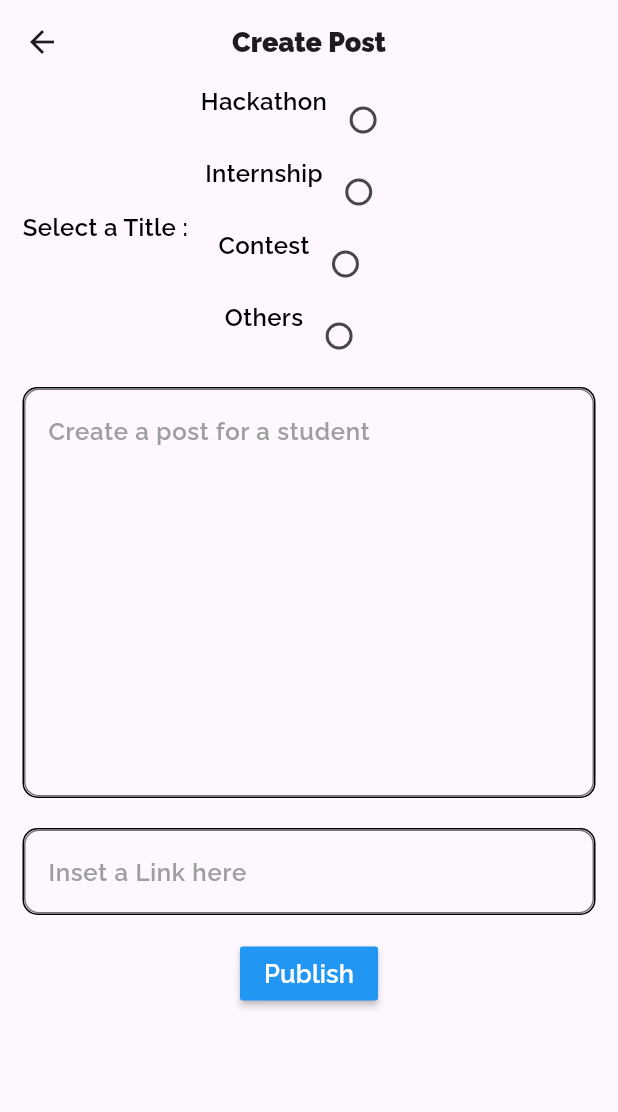
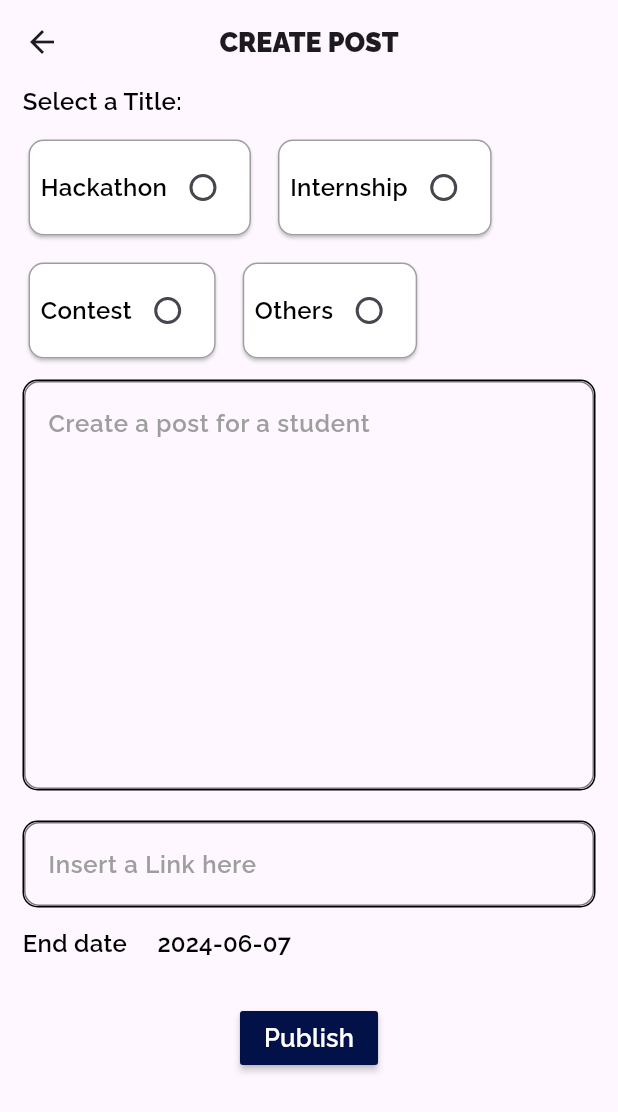
Before and after one commit to MuthuvelA/UniVerse, a Flutter app: the StaffDashboardView screen opened by its route, in the side drawer, after a tap on "Create post", on a phone screen of 412 x 824 dp. Shown: the top 1112 px of the screen. Run offline on Flutter 3.47's test engine with Material 3 defaults, Android fonts, the phone set to English and light mode, and no system bars; our stand-ins replace flutter_dotenv; missing offline and left inert: dart:html, encrypt; network calls fail.

Commit message:
Added student registration and post and serivice added (flag1)

```diff
--- a/lib/component/utils/credentials.dart
+++ b/lib/component/utils/credentials.dart
@@ -8,7 +8,7 @@ class userCredentials{
   static dynamic _pass;
   static dynamic _user_type;
   static final dynamic _key = dotenv.env['key'];
-  static String IP = 'http://172.17.17.82:3002';
+  static String IP = 'http://172.17.9.103:3002';
 
   static void set_user(dynamic newuser){
     _user = newuser;
--- a/lib/component/view/create_post_view.dart
+++ b/lib/component/view/create_post_view.dart
@@ -7,18 +7,9 @@ class CreatePostView extends StatefulWidget {
 
   @override
   State<CreatePostView> createState() => _CreatePostViewState();
-
 }
 
 class _CreatePostViewState extends State<CreatePostView> {
-  // late QuillController _controller;
-  // late QuillToolbar _toolbar;
-  // @override
-  // void initState(){
-  //   super.initState();
-  //   _controller = QuillController.basic();
-  //   _toolbar = QuillToolbar.bas
-  // }
   List<String> personalizedCheckbox = [
     "CCE",
     "CSE",
@@ -28,6 +19,7 @@ class _CreatePostViewState extends State<CreatePostView> {
     "student",
     "staff"
   ];
+  DateTime _selectedDate = DateTime.now();
   List<String> title = [
     "Hackathon",
     "Internship",
@@ -35,72 +27,79 @@ class _CreatePostViewState extends State<CreatePostView> {
     "Others"
   ];
   String selectedValue = "";
-  Map<String,dynamic> finalReport = {};
+  Map<String, dynamic> finalReport = {};
   List<String> finalPersonalizedList = [];
   late List<bool> checkboxController;
+  TextEditingController createPostController = TextEditingController();
+  TextEditingController linkController = TextEditingController();
 
   @override
-  void initState(){
+  void initState() {
     super.initState();
     checkboxController = List.filled(personalizedCheckbox.length, false);
   }
+
   @override
   Widget build(BuildContext context) {
     return Scaffold(
       appBar: AppBar(
-        title: const Text("Create Post",style: TextStyle(fontFamily: "Raleway",fontSize: 18),),
+        title: const Text(
+          "CREATE POST",
+          style: TextStyle(fontFamily: "Raleway", fontSize: 18),
+        ),
         centerTitle: true,
       ),
       body: SingleChildScrollView(
         scrollDirection: Axis.vertical,
-          child: bodyPartForPost()),
+        child: bodyPartForPost(),
+      ),
     );
   }
-  Widget bodyPartForPost(){
-    TextEditingController createPostController = TextEditingController();
-    TextEditingController linkController = TextEditingController();
+
+  Widget bodyPartForPost() {
     return Padding(
-      padding: const EdgeInsets.only(left: 15,right: 15),
+      padding: const EdgeInsets.only(left: 15, right: 15),
       child: Column(
         crossAxisAlignment: CrossAxisAlignment.start,
         children: [
-          // Container(
-          //   decoration: BoxDecoration(
-          //     borderRadius: BorderRadius.circular(10),
-          //     border: Border.all(color: Colors.black)
-          //   ),
-          //   child: TextFormField(
-          //     decoration: InputDecoration(
-          //       hintText: "Enter the title...",
-          //       hintStyle: const TextStyle(fontFamily: "Raleway-SemiBold",fontSize: 16,color: Colors.grey),
-          //       border: OutlineInputBorder(
-          //         borderRadius: BorderRadius.circular(10),
-          //       )
-          //     ),
-          //      controller: tittleController,
-          //   ),
-          // ),
-          Row(
-            children: [
-              Text(
-                  "Select a Title :  ",
+          const Text(
+            "Select a Title:",
             style: TextStyle(
               fontFamily: "Raleway-SemiBold",
               fontSize: 16,
-                  color: Colors.black
+              color: Colors.black,
             ),
           ),
-              Column(
+          const SizedBox(height: 10),
+          Wrap(
+            spacing: 10.0,
+            runSpacing: 10.0,
             children: List.generate(title.length, (index) {
-                  return Row(
-                    crossAxisAlignment: CrossAxisAlignment.start,
-                    children :[
+              return GestureDetector(
+                onTap: () {
+                  setState(() {
+                    selectedValue = title[index];
+                  });
+                },
+                child: Card(
+                  color: selectedValue == title[index] ? const Color(0xFF031149) : Colors.white,
+                  shape: RoundedRectangleBorder(
+                    borderRadius: BorderRadius.circular(10),
+                    side: BorderSide(
+                      color: selectedValue == title[index] ? const Color(0xFF031149) : Colors.grey,
+                    ),
+                  ),
+                  child: Padding(
+                    padding: const EdgeInsets.all(8.0),
+                    child: Row(
+                      mainAxisSize: MainAxisSize.min,
+                      children: [
                         Text(
-                        "${title[index]}",
+                          title[index],
                           style: TextStyle(
                             fontFamily: "Raleway-SemiBold",
                             fontSize: 16,
-                        color: Colors.black
+                            color: selectedValue == title[index] ? Colors.white : Colors.black,
                           ),
                         ),
                         Radio(
@@ -110,95 +109,132 @@ class _CreatePostViewState extends State<CreatePostView> {
                             setState(() {
                               selectedValue = value!;
                             });
-                          print("Selected radio value : $selectedValue");
-                        }
+                            print("Selected radio value: $selectedValue");
+                          },
+                          activeColor: Colors.white,
                         ),
-                    ]
+                      ],
+                    ),
+                  ),
+                ),
               );
             }),
-              ),
-            ],
           ),
           const Padding(padding: EdgeInsets.only(top: 10)),
           Container(
             decoration: BoxDecoration(
               borderRadius: BorderRadius.circular(10),
-              border: Border.all(color: Colors.black)
+              border: Border.all(color: Colors.black),
             ),
             child: TextFormField(
               decoration: InputDecoration(
                 hintText: "Create a post for a student",
-                hintStyle: const TextStyle(fontFamily: "Raleway-SemiBold",fontSize: 16,color: Colors.grey),
+                hintStyle: const TextStyle(
+                  fontFamily: "Raleway-SemiBold",
+                  fontSize: 16,
+                  color: Colors.grey,
+                ),
                 border: OutlineInputBorder(
                   borderRadius: BorderRadius.circular(10),
-                )
+                ),
               ),
               maxLines: 10,
               controller: createPostController,
             ),
           ),
-          SizedBox(height: 20,),
+          const SizedBox(height: 20),
           Container(
             decoration: BoxDecoration(
               borderRadius: BorderRadius.circular(10),
-                border: Border.all(color: Colors.black)
+              border: Border.all(color: Colors.black),
             ),
             child: TextFormField(
               decoration: InputDecoration(
-                  hintText: "Inset a Link here",
-                  hintStyle: const TextStyle(fontFamily: "Raleway-SemiBold",fontSize: 16,color: Colors.grey),
+                hintText: "Insert a Link here",
+                hintStyle: const TextStyle(
+                  fontFamily: "Raleway-SemiBold",
+                  fontSize: 16,
+                  color: Colors.grey,
+                ),
                 border: OutlineInputBorder(
                   borderRadius: BorderRadius.circular(10),
-                  )
+                ),
               ),
               controller: linkController,
             ),
           ),
-          Padding(padding: EdgeInsets.only(top: 15)),
-          // Text("Personalize Your Post",style: TextStyle(fontFamily: "Raleway",fontSize: 17),),
-          // Column(
-          //   children: List.generate(personalizedCheckbox.length, (index) {
-          //     return Row(
-          //       mainAxisAlignment: MainAxisAlignment.spaceBetween,
-          //       children: [
-          //         Text("${personalizedCheckbox[index]}",style: TextStyle(fontFamily: "Raleway-SemiBold",fontSize: 16,color: Colors.black),),
-          //         Checkbox(
-          //           value: checkboxController[index],
-          //           onChanged: (value) {
-          //             setState(() {
-          //               checkboxController[index] = value!;
-          //               if(checkboxController[index]){
-          //                 finalPersonalizedList.add(personalizedCheckbox[index]);
-          //               }
-          //             });
-          //           },
-          //         ),
-          //       ],
-          //     );
-          //   }),
-          // ),
-
+          Row(
+            children: [
+              const Text(
+                "End date ",
+                style: TextStyle(
+                  fontFamily: "Raleway-SemiBold",
+                  fontSize: 16,
+                  color: Colors.black,
+                ),
+              ),
+              MaterialButton(
+                onPressed: () {
+                  _selectDate(context);
+                  print(_selectedDate.toString());
+                },
+                child: Text(
+                  "${_selectedDate.toLocal()}".split(' ')[0],
+                  style: const TextStyle(
+                    fontFamily: "Raleway-SemiBold",
+                    fontSize: 16,
+                    color: Colors.black,
+                  ),
+                ),
+              )
+            ],
+          ),
+          const Padding(padding: EdgeInsets.only(top: 15)),
           Center(
-            child: MaterialButton(onPressed: () async{
+            child: MaterialButton(
+              onPressed: () async {
                 finalReport = {
-                "title" : selectedValue,
-                "post" : createPostController.text,
+                  "title": selectedValue,
+                  "post": createPostController.text,
                 };
-              debugPrint("${finalReport}");
-              bool decider = await addPost(selectedValue,linkController,createPostController);
+                debugPrint("$finalReport");
+                bool decider = await addPost(selectedValue, linkController, createPostController,_selectedDate.toString());
                 if (decider) {
-                Navigator.push(context, (MaterialPageRoute(builder: (context) => const StaffDashboardView())));
-              }
-              else {
+                  Navigator.push(
+                      context,
+                      MaterialPageRoute(
+                          builder: (context) => const StaffDashboardView()));
+                } else {
                   print("Failed to post");
                 }
               },
-              child: Text("Publish",style: TextStyle(fontFamily: "Raleway-SemiBold",fontSize: 17,color: Colors.white),),
-              color: Colors.blue,
+              child: const Text(
+                "Publish",
+                style: TextStyle(
+                  fontFamily: "Raleway-SemiBold",
+                  fontSize: 17,
+                  color: Colors.white,
+                ),
+              ),
+              color: const Color(0xFF031149),
             ),
           )
         ],
       ),
     );
   }
+
+  _selectDate(BuildContext context) async {
+    final DateTime? picked = await showDatePicker(
+      context: context,
+      initialDate: _selectedDate,
+      firstDate: DateTime.now(), // Set the start date
+      lastDate: DateTime(2101), // Set the end date
+    );
+    if (picked != null && picked != _selectedDate) {
+      setState(() {
+        _selectedDate = picked;
+      });
     }
+  }
+}
--- a/lib/component/view/staff_dashboard_view.dart
+++ b/lib/component/view/staff_dashboard_view.dart
@@ -2,6 +2,7 @@
 import 'package:flutter/material.dart';
 import 'package:universe/component/view/create_post_view.dart';
 import 'package:universe/component/view/generate_excel_view.dart';
+import 'package:universe/component/view/login_view.dart';
 import 'package:universe/component/view/staff_profile_view.dart';
 import 'package:universe/component/view/student_details_view.dart';
 
@@ -77,7 +78,14 @@ class _StaffDashboardViewState extends State<StaffDashboardView> {
             onTap: () {
               Navigator.push(context, (MaterialPageRoute(builder: (context) => const GenetateExcelView())));
             },
-          )
+          ),
+          ListTile(
+            leading: Icon(Icons.logout),
+            title: Text("Logout", style: TextStyle(fontFamily: "Raleway-SemiBold", fontSize: 17),),
+            onTap: () {
+              Navigator.push(context, MaterialPageRoute(builder: (context) => const LoginView()));
+            },
+          ),
         ],
       ),
     );
--- a/lib/main.dart
+++ b/lib/main.dart
@@ -1,6 +1,7 @@
 import 'package:flutter/material.dart';
 import 'package:path_provider/path_provider.dart';
 import 'package:universe/component/view/admin_dashboard_view.dart';
+import 'package:universe/component/view/create_post_view.dart';
 import 'package:universe/component/view/login_view.dart';
 import 'package:universe/component/view/staff_dashboard_view.dart';
 import 'package:universe/component/view/staff_profile_view.dart';
@@ -25,7 +26,7 @@ class MyApp extends StatelessWidget {
       initialRoute: "/login",
       routes: {
         "/login" : (context) =>  const LoginView(),
-        "/dummy" : (context) => const StudentDetailsFormView(),
+        "/dummy" : (context) => const CreatePostView(),
         "/staffDash" : (context) => const StaffDashboardView(),
         "/studentDash" : (context) => const StudentDashboardView(post:[]),
         "/studentProfile" : (context) => const UserProfile(),
--- a/lib/service/post_service.dart
+++ b/lib/service/post_service.dart
@@ -2,12 +2,13 @@ import 'dart:convert';
 import 'package:flutter/material.dart';
 import 'package:http/http.dart' as http;
 import 'package:universe/component/utils/credentials.dart';
-Future<bool> addPost(String title,TextEditingController link,TextEditingController content) async {
+Future<bool> addPost(String title,TextEditingController link,TextEditingController content, String endDate) async {
   var reqBody = {
     "username": userCredentials.get_user(),
     "title" : title,
     "content" : content.text.toString(),
-    "link" : link.text.trim()
+    "link" : link.text.trim(),
+    "endDate" : endDate
   };
   print(reqBody);
 
@@ -16,7 +17,6 @@ Future<bool> addPost(String title,TextEditingController link,TextEditingControll
     headers: {"content-Type": "application/json"},
     body: jsonEncode(reqBody),
   );
-
   var decRes = jsonDecode(response.body);
 
   return decRes['status'];
```
Also changed, not shown: lib/component/view/login_view.dart (+70 -19 lines), lib/component/view/student_coding_details_form.dart (+12 -6 lines), lib/component/view/student_dashboard_view.dart (+38 -31 lines), lib/service/loginService.dart (+6 -1 lines), lib/service/student_details_service.dart (+10 -11 lines), pubspec.lock, 1 other file. Lines whose indentation alone changed are shown as unchanged.
